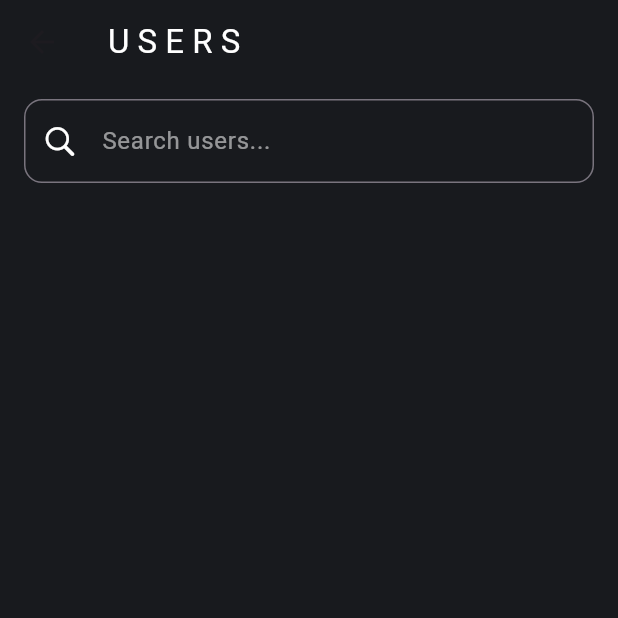
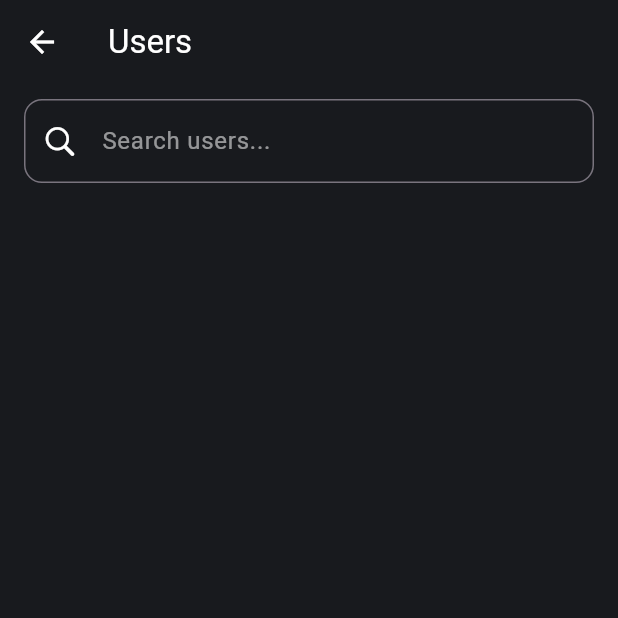
Before and after one commit to GmTechn/expenses_tracker, a Flutter app: the ListOfUsers screen opened by its route, on a phone screen of 412 x 824 dp, the top half of it. Run offline on Flutter 3.47's test engine with Material 3 defaults, Android fonts, the phone set to English and light mode, and no system bars; our stand-ins replace cloud_firestore, firebase_auth, flutter_colorpicker, google_fonts, google_sign_in, image_picker and 3 more; accounts and stored records are empty.

Commit message:
all good

```diff
--- a/lib/services/listofusers.dart
+++ b/lib/services/listofusers.dart
@@ -285,9 +285,17 @@ class _ListOfUsersState extends State<ListOfUsers> {
   Widget build(BuildContext context) {
     return Scaffold(
       backgroundColor: Color(0xff181a1e),
-      appBar: myAppBar(
-        context,
-        'U S E R S',
+      appBar: AppBar(
+        backgroundColor: const Color(0xff181a1e),
+        title: const Text(
+          'Users',
+          style: TextStyle(color: Colors.white),
+        ),
+        // Ici on peut juste changer la couleur du leading par défaut
+        iconTheme: const IconThemeData(
+          color: Colors.white, // ← couleur de l'icône "back"
+        ),
+        // Si tu veux explicitement un bouton retour personnalisé, tu peux le faire comme ça
       ),
       body: Column(
         children: [
--- a/lib/services/notification_provider.dart
+++ b/lib/services/notification_provider.dart
@@ -26,4 +26,9 @@ class NotificationProvider extends ChangeNotifier {
     }
     notifyListeners();
   }
+
+  void deleteNotification(String id) {
+    _notifications.removeWhere((n) => n.id == id);
+    notifyListeners();
+  }
 }
```
Also changed, not shown: lib/pages/notificationspage.dart (+36 -26 lines), lib/pages/transactions.dart (+24 -11 lines).
